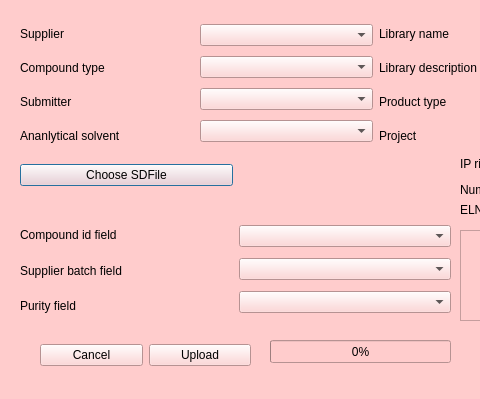
Qt form chemReg/assets/sdfReg.ui (dahlbma/scarab_tornado) before a commit; both pictures show x 0 to 480 and y 0 to 399 of the 754 by 399 pixel window.
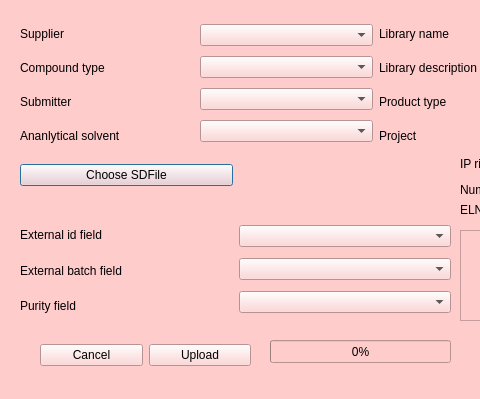
The same form after that commit.

Commit message: Change labels in SDFile upload

Diff of the .ui file:
```diff
--- a/chemReg/assets/sdfReg.ui
+++ b/chemReg/assets/sdfReg.ui
@@ -36,7 +36,7 @@
          </font>
         </property>
         <property name="text">
-         <string>Compound id field</string>
+         <string>External id field</string>
         </property>
        </widget>
       </item>
@@ -48,7 +48,7 @@
          </font>
         </property>
         <property name="text">
-         <string>Supplier batch field</string>
+         <string>External batch field</string>
         </property>
        </widget>
       </item>
```
